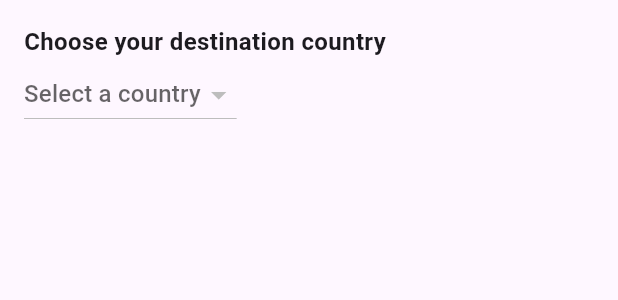
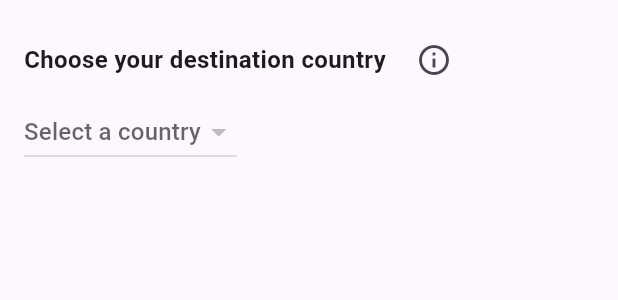
Before and after one commit to philipprobin/vacciscan, a Flutter app: the TravelVaccinationForm widget shown alone on an empty page, opened directly, on a phone screen of 412 x 824 dp. Shown: the top 300 px of the screen. Run offline on Flutter 3.47's test engine with Material 3 defaults, Android fonts, the phone set to English and light mode, and no system bars; our stand-ins replace convex_bottom_bar, flutter_dotenv, image_picker, shared_preferences; accounts and stored records are empty.

Commit message:
add info button

```diff
--- a/lib/screens/travel_vaccination_screen.dart
+++ b/lib/screens/travel_vaccination_screen.dart
@@ -97,10 +97,44 @@ class _TravelVaccinationFormState extends State<TravelVaccinationForm> {
       child: Column(
         crossAxisAlignment: CrossAxisAlignment.start,
         children: [
-          const Text(
-            "Choose your destination country",
-            style:
-            TextStyle(fontSize: 16.0, fontWeight: FontWeight.bold),
+          Row(
+            children: [
+              const Text(
+                "Choose your destination country",
+                style: TextStyle(
+                  fontSize: 16.0,
+                  fontWeight: FontWeight.bold,
+                ),
+              ),
+              const SizedBox(width: 8.0), // Space between text and icon
+              IconButton(
+                icon: const Icon(Icons.info_outline),
+                tooltip: "Information source",
+                onPressed: () {
+                  showDialog(
+                    context: context,
+                    builder: (BuildContext context) {
+                      return AlertDialog(
+                        title: const Text("Source Information"),
+                        content: const Text(
+                          "The data is sourced from the Centers for Disease Control and Prevention (CDC), "
+                          "which is a U.S. federal public health agency under the Department of Health and Human Services.\n\n"
+                          "For more information, visit: https://wwwnc.cdc.gov/travel/destinations/list",
+                        ),
+                        actions: [
+                          TextButton(
+                            child: const Text("Close"),
+                            onPressed: () {
+                              Navigator.of(context).pop();
+                            },
+                          ),
+                        ],
+                      );
+                    },
+                  );
+                },
+              ),
+            ],
           ),
           DropdownButton<String>(
             hint: const Text("Select a country"),
--- a/pubspec.yaml
+++ b/pubspec.yaml
@@ -1,7 +1,7 @@
 name: VaccineCheck
 description: "A new Flutter project."
 
-version: 1.0.1+2
+version: 1.0.2+3
 
 environment:
   sdk: '>=3.4.4 <4.0.0'
```
